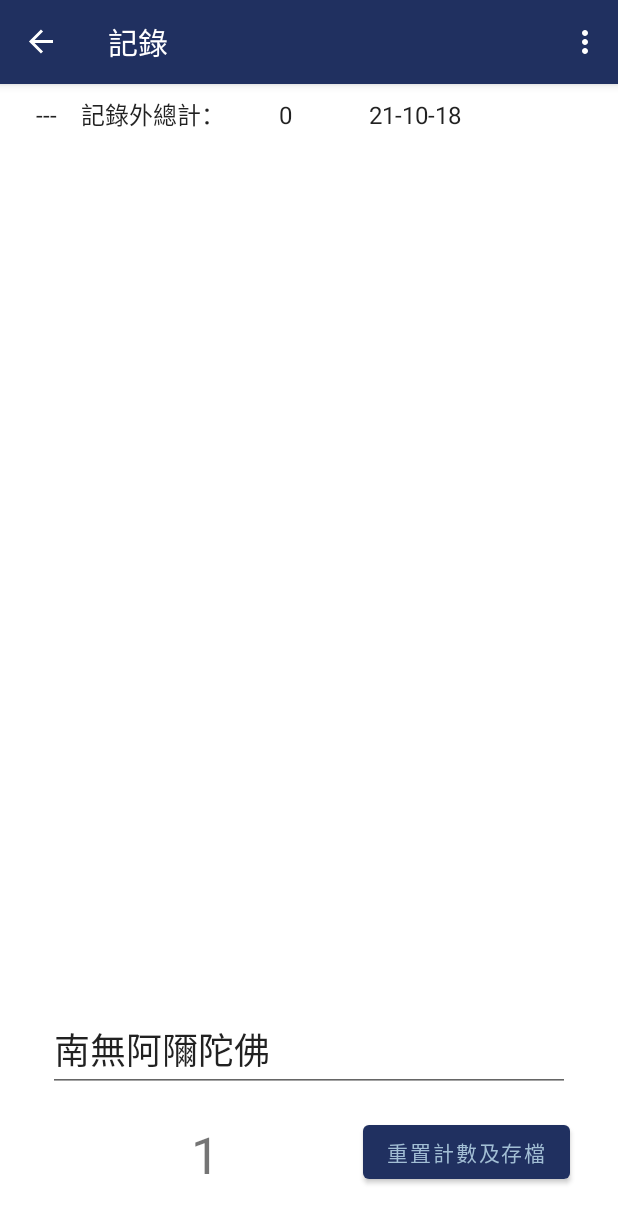
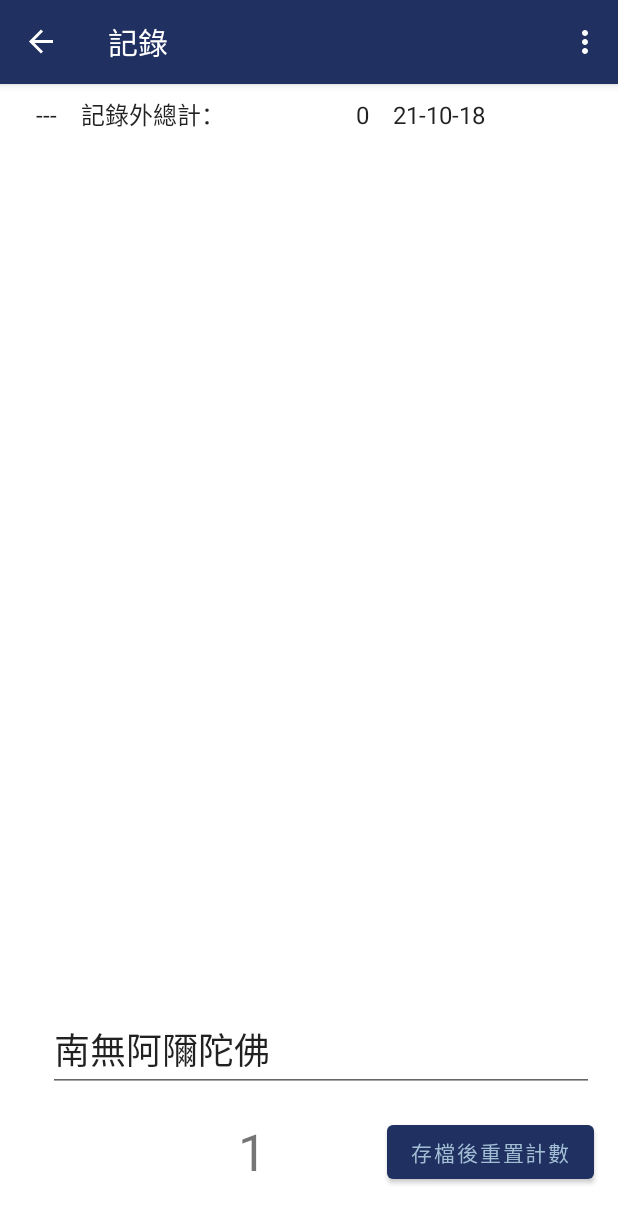
Before and after one commit to alexjean/BuddhaCount, an Android app: the RecordFragment screen opened through its navigation route, on a phone screen of 412 x 824 dp. Shown: the top 1223 px of the screen. Run offline under Robolectric (Android 15) with nearby library versions, the phone set to English and light mode, and no system bars; our stand-ins replace navigation-ui.

Commit message:
RecyclerViwe的item對齊

```diff
--- a/app/src/main/res/layout/fragment_item.xml
+++ b/app/src/main/res/layout/fragment_item.xml
@@ -1,20 +1,20 @@
 <?xml version="1.0" encoding="utf-8"?>
 <LinearLayout xmlns:android="http://schemas.android.com/apk/res/android"
-    android:layout_width="wrap_content"
+    android:layout_width="match_parent"
     android:layout_height="wrap_content"
     android:orientation="horizontal">
 
     <TextView
         android:id="@+id/item_number"
-        android:visibility="visible"
         android:layout_width="wrap_content"
         android:layout_height="wrap_content"
         android:layout_margin="@dimen/text_margin"
-        android:textAppearance="?attr/textAppearanceListItem" />
+        android:textAppearance="?attr/textAppearanceListItem"
+        android:visibility="visible" />
 
     <TextView
         android:id="@+id/content"
-        android:layout_width="96dp"
+        android:layout_width="112dp"
         android:layout_height="wrap_content"
         android:layout_margin="@dimen/text_margin"
         android:textAppearance="?attr/textAppearanceListItem" />
@@ -24,6 +24,7 @@
         android:layout_width="64dp"
         android:layout_height="wrap_content"
         android:layout_margin="@dimen/text_margin"
+        android:textAlignment="textEnd"
         android:textAppearance="?attr/textAppearanceListItem" />
 
     <TextView
--- a/app/src/main/res/layout/fragment_record.xml
+++ b/app/src/main/res/layout/fragment_record.xml
@@ -1,6 +1,5 @@
 <?xml version="1.0" encoding="utf-8"?>
-<androidx.constraintlayout.widget.ConstraintLayout
-    xmlns:android="http://schemas.android.com/apk/res/android"
+<androidx.constraintlayout.widget.ConstraintLayout xmlns:android="http://schemas.android.com/apk/res/android"
     xmlns:app="http://schemas.android.com/apk/res-auto"
     xmlns:tools="http://schemas.android.com/tools"
     android:id="@+id/constrainLayout"
@@ -26,7 +25,7 @@
         android:id="@+id/button_reset"
         android:layout_width="wrap_content"
         android:layout_height="wrap_content"
-        android:layout_marginEnd="32dp"
+        android:layout_marginEnd="16dp"
         android:layout_marginBottom="32dp"
         android:text="@string/button_reset"
         app:layout_constraintBottom_toBottomOf="parent"
@@ -41,7 +40,10 @@
         android:textSize="34sp"
         app:layout_constraintBottom_toBottomOf="@+id/button_reset"
         app:layout_constraintEnd_toStartOf="@+id/button_reset"
-        app:layout_constraintStart_toStartOf="parent" />
+        app:layout_constraintHorizontal_bias="0.613"
+        app:layout_constraintStart_toStartOf="parent"
+        app:layout_constraintTop_toTopOf="@+id/button_reset"
+        app:layout_constraintVertical_bias="0.333" />
 
     <EditText
         android:id="@+id/editTextTitle"
--- a/app/src/main/res/values/colors.xml
+++ b/app/src/main/res/values/colors.xml
@@ -8,7 +8,9 @@
     <color name="black">#FF000000</color>
     <color name="white">#FFFFFFFF</color>
     <color name="colorBtn">#8080D0</color>
+    <color name="colorWoodenKnocker">#774A08</color>
     <color name="alex_background">#A2BED4</color>
     <color name="alex_200">#FF4060C0</color>
     <color name="alex_700">#FF203060</color>
+
 </resources>
--- a/app/src/main/res/values/strings.xml
+++ b/app/src/main/res/values/strings.xml
@@ -14,7 +14,7 @@
     <string name="wood_fish">木魚聲</string>
     <!-- TODO: Remove or change this placeholder text -->
     <string name="hello_blank_fragment">Hello blank fragment</string>
-    <string name="button_reset">重置計數及存檔</string>
+    <string name="button_reset">存檔後重置計數</string>
     <string name="filename_config">config.json</string>
     <!-- TODO: Remove or change this placeholder text -->
 
```
